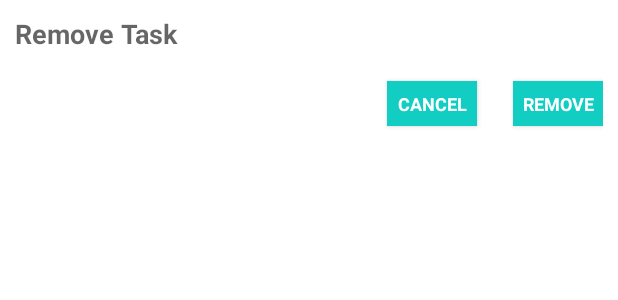
After one commit to viralsavani/Geo-Task, an Android app: the layout remove_task_dialog_fragment.xml on its own in the app's theme, with its tools: preview values and no code run, on a phone screen of 412 x 824 dp. The commit adds this screen. Shown: the top 300 px of the screen. Run offline under Robolectric (Android 15) with nearby library versions, the phone set to English and light mode, and no system bars.

Commit message:
Custom DeleteDialog and delete listItem from database.

```diff
--- a/app/src/main/java/com/mobile/av/geotask/TaskListFragment.java
+++ b/app/src/main/java/com/mobile/av/geotask/TaskListFragment.java
@@ -31,7 +31,7 @@ public class TaskListFragment extends ListFragment {
         dataSource.open();
 
         // set initial data TEST
-        //dataSource.setAllData(InitialData.initTask());
+//        dataSource.setAllData(InitialData.initTask());
 
         tasks = dataSource.getAllFromTask();
 
@@ -46,7 +46,6 @@ public class TaskListFragment extends ListFragment {
 
     @Override
     public View onCreateView(LayoutInflater inflater, ViewGroup container, Bundle savedInstanceState) {
-        View rootView = inflater.inflate(R.layout.task_list_fragment, container, false);
-        return rootView;
+        return inflater.inflate(R.layout.task_list_fragment, container, false);
     }
 }
--- /dev/null
+++ b/app/src/main/res/layout/remove_task_dialog_fragment.xml
@@ -0,0 +1,60 @@
+<?xml version="1.0" encoding="utf-8"?>
+<RelativeLayout xmlns:android="http://schemas.android.com/apk/res/android"
+    android:layout_width="match_parent"
+    android:layout_height="match_parent"
+    android:background="#ffffff"
+    android:padding="@dimen/custom_list_padding_between_listItems">
+
+
+    <TextView
+        android:layout_width="wrap_content"
+        android:layout_height="wrap_content"
+        android:textAppearance="?android:attr/textAppearanceMedium"
+        android:text="@string/dialog_fragment_title"
+        android:textStyle="bold"
+        android:id="@+id/dialog_fragment_title" />
+
+    <TextView
+        android:layout_width="wrap_content"
+        android:layout_height="wrap_content"
+        android:textAppearance="?android:attr/textAppearanceSmall"
+        android:text=""
+        android:id="@+id/dialog_fragment_taskName_textView"
+        android:layout_below="@+id/dialog_fragment_title"
+        android:layout_alignParentLeft="true"
+        android:layout_alignParentStart="true" />
+
+    <Button
+        style="?android:attr/buttonStyleSmall"
+        android:layout_width="@dimen/dialog_fragment_button_width"
+        android:layout_height="@dimen/dialog_fragment_button_height"
+        android:text="@string/dialog_fragment_positive_button_label"
+        android:textSize="12sp"
+        android:textColor="#ffffff"
+        android:background="@color/application_main_color"
+        android:id="@+id/dialog_fragment_button_ok"
+        android:textStyle="bold"
+        android:ellipsize="start"
+        android:typeface="sans"
+        android:layout_below="@+id/dialog_fragment_taskName_textView"
+        android:layout_alignParentRight="true"
+        android:layout_alignParentEnd="true" />
+
+    <Button
+        style="?android:attr/buttonStyleSmall"
+        android:layout_width="@dimen/dialog_fragment_button_width"
+        android:layout_height="@dimen/dialog_fragment_button_height"
+        android:text="@string/dialog_fragment_negative_button_label"
+        android:textSize="12sp"
+        android:background="@color/application_main_color"
+        android:textColor="#ffffff"
+        android:id="@+id/dialog_fragment_button_cancel"
+        android:textStyle="bold"
+        android:typeface="sans"
+        android:layout_alignTop="@+id/dialog_fragment_button_ok"
+        android:layout_toLeftOf="@+id/dialog_fragment_button_ok"
+        android:layout_toStartOf="@+id/dialog_fragment_button_ok"
+        android:layout_marginRight="24dp"
+        android:layout_marginEnd="24dp" />
+
+</RelativeLayout>
--- a/app/src/main/res/values/dimens.xml
+++ b/app/src/main/res/values/dimens.xml
@@ -3,4 +3,6 @@
     <dimen name="custom_row_margin">10dp</dimen>
     <dimen name="custom_list_padding">3dp</dimen>
     <dimen name="custom_list_padding_between_listItems">10dp</dimen>
+    <dimen name="dialog_fragment_button_width">60dp</dimen>
+    <dimen name="dialog_fragment_button_height">30dp</dimen>
 </resources>
--- a/app/src/main/res/values/strings.xml
+++ b/app/src/main/res/values/strings.xml
@@ -4,4 +4,7 @@
     <string name="title_activity_main">MainActivity</string>
     <string name="action_add_task">Add Task</string>
     <string name="action_search_task">Search Tasks</string>
+    <string name="dialog_fragment_title">Remove Task</string>
+    <string name="dialog_fragment_positive_button_label">REMOVE</string>
+    <string name="dialog_fragment_negative_button_label">CANCEL</string>
 </resources>
--- a/app/src/main/res/values/styles.xml
+++ b/app/src/main/res/values/styles.xml
@@ -4,5 +4,6 @@
     <style name="AppTheme" parent="Theme.AppCompat.Light.DarkActionBar">
         <!-- Customize your theme here. -->
     </style>
+    <color name="application_main_color">#12CDC2</color>
 
 </resources>
```
Also changed, not shown: app/src/main/java/com/mobile/av/geotask/RemoveTaskDialogFragment.java (+26 -7 lines), app/src/main/java/com/mobile/av/geotask/adapters/TaskListArrayAdapter.java (+14 -3 lines), app/src/main/java/com/mobile/av/geotask/db/TaskDataSource.java (+12 -0 lines).
